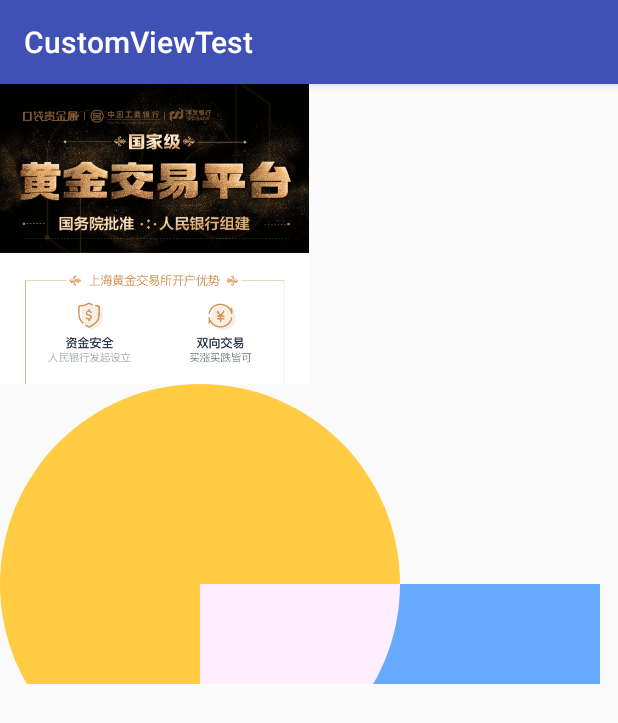
After one commit to xiaweizi/CustomViewTest, an Android app: the XfermodeActivity screen opened directly, with no data from a screen before it, on a phone screen of 412 x 824 dp. The commit adds this screen. Shown: the top 723 px of the screen. Run offline under Robolectric (Android 15) with nearby library versions, the light colour scheme and no system bars.

Commit message:
[dev] PorterDuffXfermode 代码添加

```diff
--- a/app/src/main/AndroidManifest.xml
+++ b/app/src/main/AndroidManifest.xml
@@ -20,7 +20,8 @@
         <activity android:name=".VectorActivity" />
         <activity android:name=".PaintActivity" />
         <activity android:name=".BezierActivity" />
-        <activity android:name=".TelescopeActivity"></activity>
+        <activity android:name=".TelescopeActivity" />
+        <activity android:name=".XfermodeActivity"></activity>
     </application>
 
 </manifest>
--- a/app/src/main/java/com/example/xiaweizi/customviewtest/MainActivity.java
+++ b/app/src/main/java/com/example/xiaweizi/customviewtest/MainActivity.java
@@ -16,6 +16,7 @@
         findViewById(R.id.bt3).setOnClickListener(this);
         findViewById(R.id.bt4).setOnClickListener(this);
         findViewById(R.id.bt5).setOnClickListener(this);
+        findViewById(R.id.bt6).setOnClickListener(this);
     }
 
     @Override
@@ -36,6 +37,9 @@
             case R.id.bt5:
                 startActivity(new Intent(this, TelescopeActivity.class));
                 break;
+            case R.id.bt6:
+                startActivity(new Intent(this, XfermodeActivity.class));
+                break;
         }
     }
 }
--- /dev/null
+++ b/app/src/main/java/com/example/xiaweizi/customviewtest/XfermodeActivity.java
@@ -0,0 +1,13 @@
+package com.example.xiaweizi.customviewtest;
+
+import android.os.Bundle;
+import android.support.v7.app.AppCompatActivity;
+
+public class XfermodeActivity extends AppCompatActivity {
+
+    @Override
+    protected void onCreate(Bundle savedInstanceState) {
+        super.onCreate(savedInstanceState);
+        setContentView(R.layout.activity_xfermode);
+    }
+}
--- /dev/null
+++ b/app/src/main/java/com/example/xiaweizi/customviewtest/view/AvoidXfermodeView.java
@@ -0,0 +1,66 @@
+package com.example.xiaweizi.customviewtest.view;
+
+import android.content.Context;
+import android.graphics.Bitmap;
+import android.graphics.BitmapFactory;
+import android.graphics.Canvas;
+import android.graphics.Color;
+import android.graphics.Paint;
+import android.graphics.Rect;
+import android.util.AttributeSet;
+import android.view.View;
+
+import com.example.xiaweizi.customviewtest.R;
+
+/**
+ * <pre>
+ *     author : xiaweizi
+ *     class  : com.example.xiaweizi.customviewtest.view.AvoidXfermodeView
+ *     e-mail : 1012126908@qq.com
+ *     time   : 2018/10/19
+ *     desc   : 类被废弃了，stop
+ * </pre>
+ */
+
+public class AvoidXfermodeView extends View {
+
+    private Paint mPaint;
+    private Bitmap mBitmap;
+    private Rect mRect = new Rect();
+
+    private void initPaint() {
+        mPaint = new Paint(Paint.ANTI_ALIAS_FLAG);
+        mPaint.setColor(Color.RED);
+    }
+
+    public AvoidXfermodeView(Context context) {
+        this(context, null);
+    }
+
+    public AvoidXfermodeView(Context context, AttributeSet attrs) {
+        this(context, attrs, 0);
+    }
+
+    public AvoidXfermodeView(Context context, AttributeSet attrs, int defStyle) {
+        super(context, attrs, defStyle);
+        initView(context, attrs, defStyle);
+    }
+
+    private void initView(Context context, AttributeSet attrs, int defStyle) {
+        initPaint();
+        setLayerType(LAYER_TYPE_SOFTWARE, null);
+        mBitmap = BitmapFactory.decodeResource(getResources(), R.mipmap.xfermode);
+    }
+
+
+    @Override
+    protected void onDraw(Canvas canvas) {
+        super.onDraw(canvas);
+        int width = getWidth() / 2;
+        int height = width * mBitmap.getHeight() / mBitmap.getWidth();
+        int layerId = canvas.saveLayer(0, 0, getWidth(), getHeight(), mPaint);
+        mRect.set(0, 0, width, height);
+        canvas.drawBitmap(mBitmap, null, mRect, mPaint);
+        canvas.restoreToCount(layerId);
+    }
+}
--- /dev/null
+++ b/app/src/main/java/com/example/xiaweizi/customviewtest/view/PorterDuffXfermodeView.java
@@ -0,0 +1,80 @@
+package com.example.xiaweizi.customviewtest.view;
+
+import android.content.Context;
+import android.graphics.Bitmap;
+import android.graphics.Canvas;
+import android.graphics.Paint;
+import android.graphics.PorterDuff;
+import android.graphics.PorterDuffXfermode;
+import android.graphics.RectF;
+import android.util.AttributeSet;
+import android.view.View;
+
+/**
+ * <pre>
+ *     author : xiaweizi
+ *     class  : com.example.xiaweizi.customviewtest.view.PorterDuffXfermodeView
+ *     e-mail : 1012126908@qq.com
+ *     time   : 2018/10/19
+ *     desc   :
+ * </pre>
+ */
+
+public class PorterDuffXfermodeView extends View {
+
+    private int mWidth = 400;
+    private int mHeight = 400;
+    private Bitmap mDstBitmap;
+    private Bitmap mSrcBitmap;
+    private Paint mPaint;
+
+
+    public PorterDuffXfermodeView(Context context) {
+        this(context, null);
+    }
+
+    public PorterDuffXfermodeView(Context context, AttributeSet attrs) {
+        this(context, attrs, 0);
+    }
+
+    public PorterDuffXfermodeView(Context context, AttributeSet attrs, int defStyle) {
+        super(context, attrs, defStyle);
+        initView(context, attrs, defStyle);
+    }
+
+    private void initView(Context context, AttributeSet attrs, int defStyle) {
+        setLayerType(LAYER_TYPE_SOFTWARE, null);
+        mPaint = new Paint();
+        mDstBitmap = makeDst(mWidth, mHeight);
+        mSrcBitmap = makeSrc(mWidth, mHeight);
+    }
+
+    private Bitmap makeDst(int w, int h) {
+        Bitmap bitmap = Bitmap.createBitmap(w, h, Bitmap.Config.ARGB_8888);
+        Canvas canvas = new Canvas(bitmap);
+        Paint paint = new Paint(Paint.ANTI_ALIAS_FLAG);
+        paint.setColor(0xffffcc44);
+        canvas.drawOval(new RectF(0, 0, w, h), paint);
+        return bitmap;
+    }
+
+    private Bitmap makeSrc(int w, int h) {
+        Bitmap bitmap = Bitmap.createBitmap(w, h, Bitmap.Config.ARGB_8888);
+        Canvas canvas = new Canvas(bitmap);
+        Paint paint = new Paint(Paint.ANTI_ALIAS_FLAG);
+        paint.setColor(0xff66aaff);
+        canvas.drawRect(0, 0, w, h, paint);
+        return bitmap;
+    }
+
+    @Override
+    protected void onDraw(Canvas canvas) {
+        super.onDraw(canvas);
+        int layerId = canvas.saveLayer(0, 0, getWidth(), getHeight(), null, Canvas.ALL_SAVE_FLAG);
+        canvas.drawBitmap(mDstBitmap, 0, 0, mPaint);
+        mPaint.setXfermode(new PorterDuffXfermode(PorterDuff.Mode.SCREEN));
+        canvas.drawBitmap(mSrcBitmap, mWidth / 2, mHeight / 2, mPaint);
+        mPaint.setXfermode(null);
+        canvas.restoreToCount(layerId);
+    }
+}
--- a/app/src/main/res/layout/activity_main.xml
+++ b/app/src/main/res/layout/activity_main.xml
@@ -44,4 +44,11 @@
         android:layout_marginTop="8dp"
         app:layout_constraintTop_toBottomOf="@+id/bt4" />
 
+    <Button
+        android:id="@+id/bt6"
+        android:layout_width="wrap_content"
+        android:layout_height="wrap_content"
+        android:text="xfermode"
+        android:layout_marginTop="8dp"
+        app:layout_constraintTop_toBottomOf="@+id/bt5" />
 </android.support.constraint.ConstraintLayout>
--- /dev/null
+++ b/app/src/main/res/layout/activity_xfermode.xml
@@ -0,0 +1,24 @@
+<?xml version="1.0" encoding="utf-8"?>
+<ScrollView xmlns:android="http://schemas.android.com/apk/res/android"
+    xmlns:app="http://schemas.android.com/apk/res-auto"
+    xmlns:tools="http://schemas.android.com/tools"
+    android:layout_width="match_parent"
+    android:layout_height="match_parent"
+    tools:context="com.example.xiaweizi.customviewtest.XfermodeActivity">
+
+    <LinearLayout
+        android:layout_width="match_parent"
+        android:layout_height="wrap_content"
+        android:orientation="vertical">
+
+        <com.example.xiaweizi.customviewtest.view.AvoidXfermodeView
+            android:layout_width="match_parent"
+            android:layout_height="200dp" />
+
+        <com.example.xiaweizi.customviewtest.view.PorterDuffXfermodeView
+            android:layout_width="match_parent"
+            android:layout_height="200dp" />
+
+    </LinearLayout>
+
+</ScrollView>
```
Also changed, not shown: app/src/main/res/mipmap-xxhdpi/xfermode.jpg (added).
